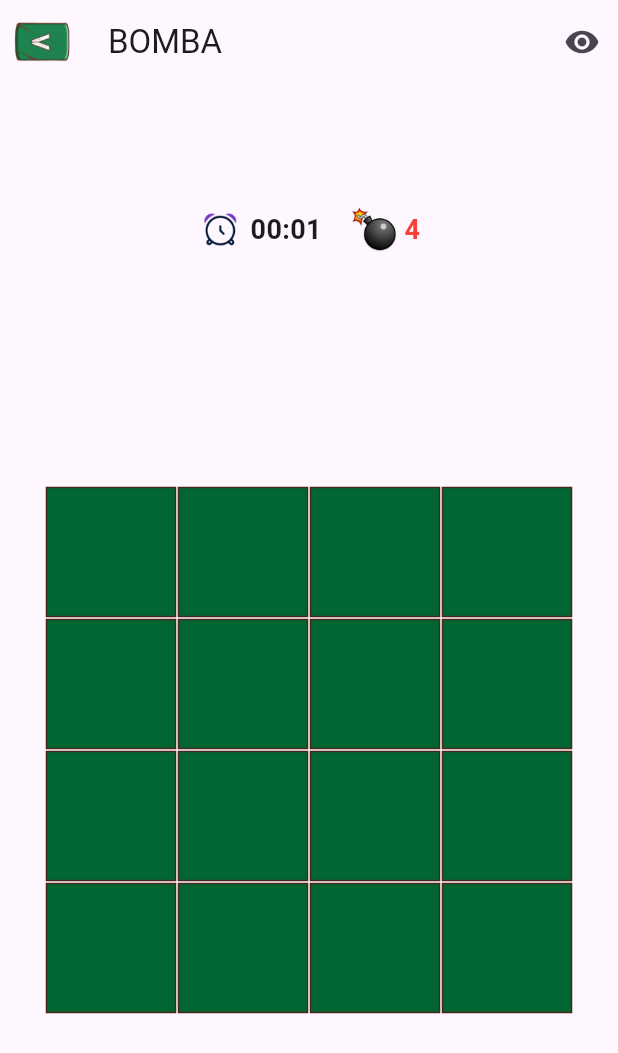
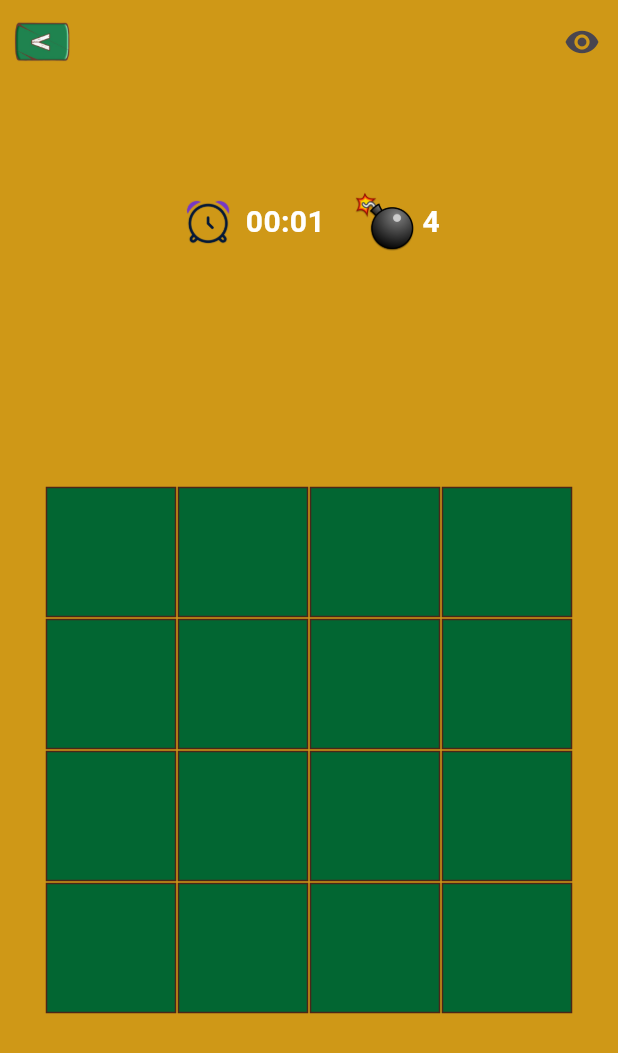
Before and after one commit to smarccc/DART_minesweeper, a Flutter app: the MinesweeperScreen screen opened directly, on a phone screen of 412 x 824 dp. Shown: the top 1053 px of the screen. Run offline on Flutter 3.47's test engine with Material 3 defaults, Android fonts, the phone set to English and light mode, and no system bars; our stand-ins replace assets_audio_player.

Commit message:
added background color

```diff
--- a/lib/main.dart
+++ b/lib/main.dart
@@ -56,7 +56,7 @@ class _LoadingScreenState extends State<LoadingScreen> {
   @override
  Widget build(BuildContext context) {
   return Scaffold(
-    backgroundColor: const Color.fromRGBO(81, 60, 9, 1), // Set the background color of the scaffold
+    backgroundColor: const Color.fromRGBO(207, 152, 23, 1), // Set the background color of the scaffold
     appBar: AppBar(
       title: const Text(
         'Minesweeper',
@@ -65,7 +65,7 @@ class _LoadingScreenState extends State<LoadingScreen> {
           fontSize: 30,
         ),),
       centerTitle: true,
-      backgroundColor: const Color.fromRGBO(81, 60, 9, 1), // Set the background color of the scaffold
+      backgroundColor: const Color.fromRGBO(207, 152, 23, 1), // Set the background color of the scaffold
     ),
     body: Column(
       children: [
@@ -118,7 +118,9 @@ class MainMenuScreen extends StatelessWidget {
   @override
   Widget build(BuildContext context) {
     return Scaffold(
+      backgroundColor: const Color.fromRGBO(207, 152, 23, 1),
       appBar: AppBar(
+        backgroundColor: const Color.fromRGBO(207, 152, 23, 1),
         title: const Text('Main Menu'),
       ),
       body: Center(
@@ -145,7 +147,7 @@ class MainMenuScreen extends StatelessWidget {
                 showDialog(
                   context: context,
                   builder: (BuildContext context) {
-                    return OptionsDialog();
+                    return const OptionsDialog();
                   },
                 );
               },
@@ -162,21 +164,21 @@ class MainMenuScreen extends StatelessWidget {
                   context: context,
                   builder: (BuildContext context) {
                     return AlertDialog(
-                      title: Text("Confirmation"),
-                      content: Text("Are you sure you want to quit?"),
+                      title: const Text("Confirmation"),
+                      content: const Text("Are you sure you want to quit?"),
                       actions: [
                         TextButton(
                           onPressed: () {
                             Navigator.of(context).pop(); // Close dialog
                           },
-                          child: Text("No"),
+                          child: const Text("No"),
                         ),
                         TextButton(
                           onPressed: () {
                             // Quit the application
                             SystemNavigator.pop(); // This exits the app
                           },
-                          child: Text("Yes")
+                          child: const Text("Yes")
                         ),
                       ],
                     );
@@ -196,6 +198,8 @@ class MainMenuScreen extends StatelessWidget {
   }
 }
 
+
+//---------------------------------------------------------------------------------------------------------------------------------
 class OptionsDialog extends StatefulWidget {
   const OptionsDialog({Key? key}) : super(key: key);
 
@@ -211,12 +215,12 @@ class _OptionsDialogState extends State<OptionsDialog> {
   @override
   Widget build(BuildContext context) {
     return AlertDialog(
-      title: Text("Options"),
+      title: const Text("Options"),
       content: Column(
         mainAxisSize: MainAxisSize.min,
         crossAxisAlignment: CrossAxisAlignment.start,
         children: [
-          Text("Sound Settings:"),
+          const Text("Sound Settings:"),
           ListTile(
             title: Text("Mute"),
             onTap: () {
@@ -231,7 +235,7 @@ class _OptionsDialogState extends State<OptionsDialog> {
                 _setVolume(_volumeLevel);
               });
             },
-            trailing: _isMuted ? Icon(Icons.volume_off) : Icon(Icons.volume_up),
+            trailing: _isMuted ? const Icon(Icons.volume_off) : const Icon(Icons.volume_up),
           ),
           Slider(
             value: _volumeLevel,
@@ -256,11 +260,12 @@ class _OptionsDialogState extends State<OptionsDialog> {
             _saveChanges();
             Navigator.of(context).pop();
           },
-          child: Text("Close"),
+          child: const Text("Close"),
         ),
       ],
     );
   }
+
 
   void _saveChanges() {
     // Save changes to preferences, database, or wherever appropriate
@@ -278,6 +283,8 @@ class _OptionsDialogState extends State<OptionsDialog> {
   }
 }
 
+//----------------------------------------------------------------------------------------------------------------------
+
 
 
 class DifficultySelectionScreen extends StatelessWidget {
@@ -286,7 +293,9 @@ class DifficultySelectionScreen extends StatelessWidget {
   @override
  Widget build(BuildContext context) {
   return Scaffold(
+    backgroundColor: const Color.fromRGBO(207, 152, 23, 1),
     appBar: AppBar(
+      backgroundColor: const Color.fromRGBO(207, 152, 23, 1),
       title: const Text('Choose Difficulty'),
       leading: IconButton(
         icon: Image.asset(
@@ -660,14 +669,18 @@ class _MinesweeperScreenState extends State<MinesweeperScreen> {
   @override
 Widget build(BuildContext context) {
   return Scaffold(
+    backgroundColor: const Color.fromRGBO(207, 152, 23, 1), // Set the background color of the scaffold
     appBar: AppBar(
-      title: const Text('BOMBA'),
+      backgroundColor: const Color.fromRGBO(207, 152, 23, 1),
+      title: const Text(''),
       leading: IconButton(
         icon: Image.asset(
+
           'assets/back-removebg-preview.png', // Replace with your custom back button asset path
           width: 50.0, // Adjust width as needed
           height: 50.0, // Adjust height as needed
         ),
+
         onPressed: () {
           Navigator.pop(context);
         },
@@ -683,14 +696,15 @@ Widget build(BuildContext context) {
                 children: [
                   Image.asset(
                     'assets/timer.png', // Replace with your timer icon asset path
-                    width: 30.0, // Adjust width as needed
-                    height: 30.0, // Adjust height as needed
+                    width: 40.0, // Adjust width as needed
+                    height: 40.0, // Adjust height as needed
                   ),
                   const SizedBox(width: 5.0),
                   Text(
                     getFormattedTime(secondsElapsed),
                     style: const TextStyle(
-                      fontSize: 18.0,
+                      color: Colors.white,
+                      fontSize: 20.0,
                       fontWeight: FontWeight.bold,
                     ),
                   ),
@@ -701,8 +715,8 @@ Widget build(BuildContext context) {
                 children: [
                   Image.asset(
                     'assets/bomb-icon-2.png', // Replace with your dangerous icon asset path
-                    width: 30.0, // Adjust width as needed
-                    height: 30.0, // Adjust height as needed
+                    width: 40.0, // Adjust width as needed
+                    height: 40.0, // Adjust height as needed
                   ),
                   const SizedBox(width: 5.0),
                   AnimatedSwitcher(
@@ -711,8 +725,8 @@ Widget build(BuildContext context) {
                       '$minesLeft',
                       key: ValueKey<int>(minesLeft),
                       style: const TextStyle(
-                        color: Colors.red,
-                        fontSize: 18.0,
+                        color: Colors.white,
+                        fontSize: 20.0,
                         fontWeight: FontWeight.bold,
                       ),
                     ),
```
